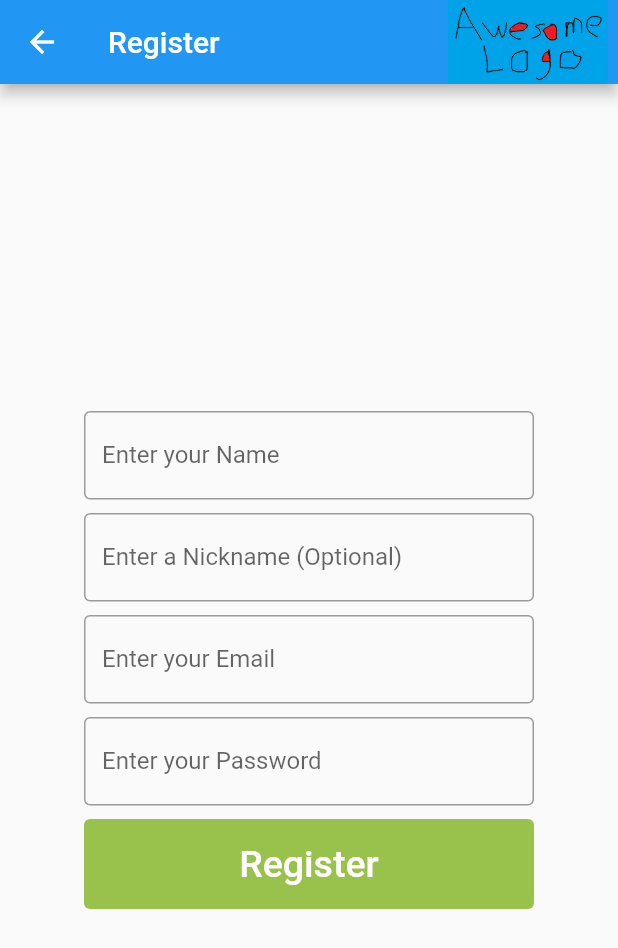
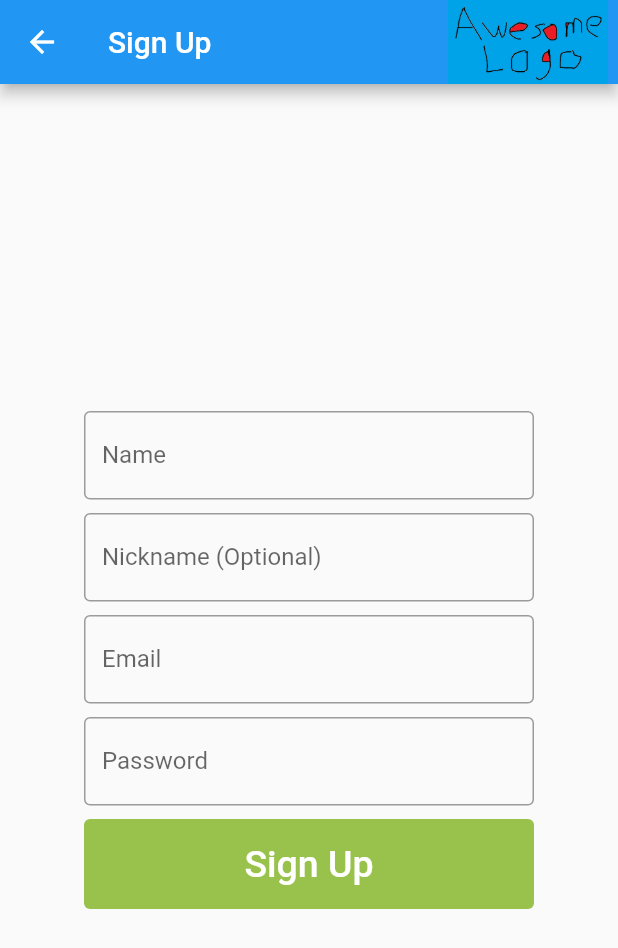
Before and after one commit to rflett/jui, a Flutter app: the RegisterPage screen opened by its route, on a phone screen of 412 x 824 dp. Shown: the top 948 px of the screen. Run offline on Flutter 3.47's test engine with Material 2 defaults, Android fonts, the phone set to English and light mode, and no system bars; our stand-ins replace flutter_secure_storage, shared_preferences; accounts and stored records are empty; generated files the repository leaves out were written again; network calls fail.

```diff
--- /dev/null
+++ b/lib/constants/routes.dart
@@ -0,0 +1,4 @@
+// account management
+const loginProviderRoute = "/login-provider";
+const loginRoute = "/login";
+const registerRoute = "/register";
--- a/lib/constants/urls.dart
+++ b/lib/constants/urls.dart
@@ -2,8 +2,8 @@
 const serverBaseUrl = "https://api.staging.jaypi.online";
 
 // account management
-const loginUrl = "$serverBaseUrl/account/signin";
-const registerUrl = "$serverBaseUrl/account/signup";
+const signinUrl = "$serverBaseUrl/account/signin";
+const signupUrl = "$serverBaseUrl/account/signup";
 
 // oauth
 const _oauthUrl = "$serverBaseUrl/oauth/%s";
--- a/lib/main.dart
+++ b/lib/main.dart
@@ -1,9 +1,9 @@
 import 'package:flutter/material.dart';
+import 'package:jui/constants/routes.dart';
 import 'package:jui/utilities/storage.dart';
 import 'package:jui/view/pages/account/login_page.dart';
 import 'package:jui/view/pages/account/register_page.dart';
 import 'package:jui/view/pages/account/login_provider_page.dart';
-import 'package:jui/view/pages/home_page.dart';
 import 'package:jui/view/pages/leaderboard/leaderboard.dart';
 
 void main() {
@@ -18,9 +18,9 @@ class MyApp extends StatefulWidget {
 class _MyAppState extends State<MyApp> {
   // Routes for users that aren't logged into the app right now
   final Map<String, WidgetBuilder> _loggedOutRoutes = {
-    "/login-provider": (BuildContext context) => LoginProviderPage(),
-    "/login": (BuildContext context) => LoginPage(),
-    "/register": (BuildContext context) => RegisterPage(),
+    loginProviderRoute: (BuildContext context) => LoginProviderPage(),
+    loginRoute: (BuildContext context) => LoginPage(),
+    registerRoute: (BuildContext context) => RegisterPage(),
   };
 
   // Routes for users that are currently logged into the app
--- a/lib/models/dto/request/account/signup.dart
+++ b/lib/models/dto/request/account/signup.dart
@@ -5,7 +5,7 @@ part 'signup.g.dart';
 @JsonSerializable()
 class SignUpRequest {
   final String name;
-  final String nickName;
+  final String? nickName;
   final String email;
   final String password;
 
--- a/lib/server/api_server.dart
+++ b/lib/server/api_server.dart
@@ -41,15 +41,15 @@ class ApiServer {
     };
 
     // If the token is available set it too
-    if (this._token.isNotEmpty) {
+    if (this._token.isNotEmpty && this._tokenType.isNotEmpty) {
       headers.addAll({"Authorization": "${this._tokenType} ${this._token}"});
     }
 
     return headers;
   }
 
-  void updateToken(String jwt) {
-    this._token = jwt;
+  void updateToken(String token) {
+    this._token = token;
   }
 
   void updateTokenType(String tokenType) {
--- a/lib/utilities/popups.dart
+++ b/lib/utilities/popups.dart
@@ -15,13 +15,13 @@ class PopupUtils {
         context: context,
         builder: (context) {
           return AlertDialog(
-            title: Text("Error!"),
+            title: Text("Unexpected error!"),
             content: SingleChildScrollView(
               child: Text(problem.error),
             ),
             actions: [
               TextButton(
-                child: Text('Ok'),
+                child: Text('Dismiss'),
                 onPressed: () {
                   Navigator.of(context).pop();
                 },
--- a/lib/utilities/storage.dart
+++ b/lib/utilities/storage.dart
@@ -6,7 +6,7 @@ import 'package:shared_preferences/shared_preferences.dart';
 abstract class DeviceStorage {
   static Future<void> storeValue(String key, String value) async {
     if (kIsWeb) {
-      // Store in the localstorage
+      // Store in the local storage
       SharedPreferences prefs = await SharedPreferences.getInstance();
       prefs.setString(key, value);
     } else {
@@ -19,7 +19,7 @@ abstract class DeviceStorage {
   /// Retrieves a string value from secure storage, will return null if not present
   static Future<String?> retrieveValue(String key) async {
     if (kIsWeb) {
-      // Store in the localstorage
+      // Store in the local storage
       SharedPreferences prefs = await SharedPreferences.getInstance();
       try {
         return prefs.getString(key);
--- a/lib/view/pages/account/login_provider_page.dart
+++ b/lib/view/pages/account/login_provider_page.dart
@@ -9,9 +9,6 @@ class LoginProviderPage extends StatefulWidget {
 }
 
 class _LoginProviderPageState extends State<LoginProviderPage> {
-  String _email = "";
-  String _password = "";
-
   final _formKey = GlobalKey<FormState>();
   final GlobalKey<ScaffoldState> _scaffoldKey = GlobalKey<ScaffoldState>();
 
@@ -20,7 +17,7 @@ class _LoginProviderPageState extends State<LoginProviderPage> {
     return Scaffold(
         key: _scaffoldKey,
         appBar: AppBar(
-          title: Text("Select a Login Provider"),
+          title: Text("Login with..."),
           actions: [
             Hero(
                 tag: "app-logo",
--- a/lib/view/pages/account/register_page.dart
+++ b/lib/view/pages/account/register_page.dart
@@ -24,7 +24,7 @@ class _RegisterPageState extends State<RegisterPage> {
     return Scaffold(
         key: _scaffoldKey,
         appBar: AppBar(
-          title: Text("Register"),
+          title: Text("Sign Up"),
           actions: [
             Hero(
                 tag: "app-logo",
@@ -47,14 +47,14 @@ class _RegisterPageState extends State<RegisterPage> {
                     onChanged: (val) => _username = val,
                     keyboardType: TextInputType.text,
                     decoration: const InputDecoration(
-                        labelText: "Enter your Name",
+                        labelText: "Name",
                         border: OutlineInputBorder()),
                   ),
                   TextFormField(
                     onChanged: (val) => _nickname = val,
                     keyboardType: TextInputType.text,
                     decoration: const InputDecoration(
-                        labelText: "Enter a Nickname (Optional)",
+                        labelText: "Nickname (Optional)",
                         border: OutlineInputBorder()),
                   ),
                   TextFormField(
@@ -62,7 +62,7 @@ class _RegisterPageState extends State<RegisterPage> {
                     keyboardType: TextInputType.emailAddress,
                     validator: validateEmail,
                     decoration: const InputDecoration(
-                        labelText: "Enter your Email",
+                        labelText: "Email",
                         border: OutlineInputBorder()),
                   ),
                   TextFormField(
@@ -70,7 +70,7 @@ class _RegisterPageState extends State<RegisterPage> {
                     obscureText: true,
                     validator: validatePassword,
                     decoration: const InputDecoration(
-                        labelText: "Enter your Password",
+                        labelText: "Password",
                         border: OutlineInputBorder()),
                   ),
                   TextButton(
@@ -80,7 +80,7 @@ class _RegisterPageState extends State<RegisterPage> {
                       padding: EdgeInsets.all(15),
                       minimumSize: Size(300, 60),
                     ),
-                    child: Text("Register", style: TextStyle(fontSize: 25)),
+                    child: Text("Sign Up", style: TextStyle(fontSize: 25)),
                     onPressed: onRegisterClicked,
                   )
                 ],
@@ -99,9 +99,9 @@ class _RegisterPageState extends State<RegisterPage> {
       var requestData = SignUpRequest(
           this._username, normalisedNickname!, this._email, this._password);
       try {
-        var name = await Account.register(requestData);
+        var name = await Account.signUp(requestData);
         ScaffoldMessenger.of(context).showSnackBar(
-            SnackBar(content: Text("Thanks for registering $name")));
+            SnackBar(content: Text("Thanks for signing up $name!")));
       } on ProblemResponse catch (err) {
         // TODO logging
         print(err);
@@ -131,7 +131,7 @@ class _RegisterPageState extends State<RegisterPage> {
         return "Password must be at least 5 characters";
       }
 
-      if (!currentValue.contains(RegExp("[1,2,3,4,5,6,7,8,9]"))) {
+      if (!currentValue.contains(RegExp("\\d+"))) {
         return "Password needs at least 1 number";
       }
     }
--- a/lib/view/pages/home_page.dart
+++ b/lib/view/pages/home_page.dart
@@ -1,5 +1,6 @@
 import 'package:flutter/material.dart';
 import 'package:jui/constants/colors.dart';
+import 'package:jui/constants/routes.dart';
 
 class HomePage extends StatefulWidget {
   @override
@@ -30,7 +31,7 @@ class _HomePageState extends State<HomePage> {
                   ),
                   child: Text("Social Login", style: TextStyle(fontSize: 25)),
                   onPressed: () =>
-                      Navigator.pushNamed(context, "/login-provider"),
+                      Navigator.pushNamed(context, loginProviderRoute),
                 ),
                 TextButton(
                   style: TextButton.styleFrom(
@@ -41,7 +42,7 @@ class _HomePageState extends State<HomePage> {
                   ),
                   child: Text("Login", style: TextStyle(fontSize: 25)),
                   onPressed: () =>
-                      Navigator.pushNamed(context, "/login"),
+                      Navigator.pushNamed(context, loginRoute),
                 ),
                 TextButton(
                   style: TextButton.styleFrom(
@@ -50,8 +51,8 @@ class _HomePageState extends State<HomePage> {
                     padding: EdgeInsets.all(15),
                     minimumSize: Size(300, 60),
                   ),
-                  child: Text("Register", style: TextStyle(fontSize: 25)),
-                  onPressed: () => Navigator.pushNamed(context, "/register"),
+                  child: Text("Sign Up", style: TextStyle(fontSize: 25)),
+                  onPressed: () => Navigator.pushNamed(context, registerRoute),
                 )
               ],
             ),
```
Also changed, not shown: lib/server/account.dart (+13 -10 lines), lib/server/base/api_request.dart (+14 -7 lines), lib/view/pages/account/login_page.dart (+5 -5 lines).
